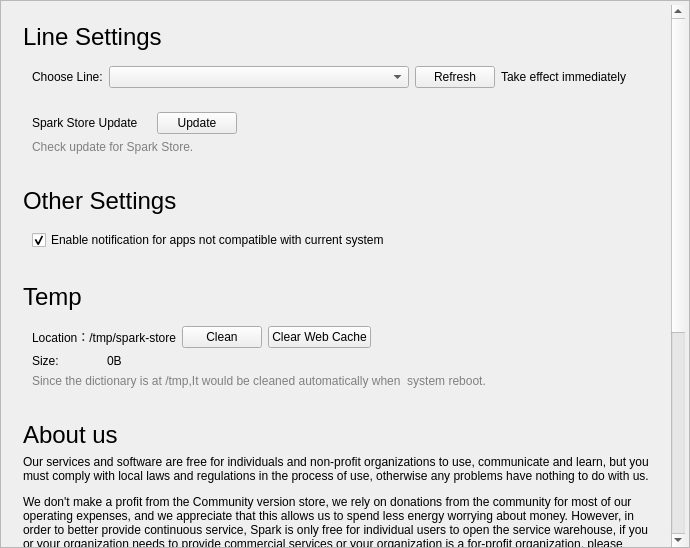
This is src/pages/settingspage.ui in spark-store-project/spark-store as Qt 5 draws it before an edit. The edited form follows.
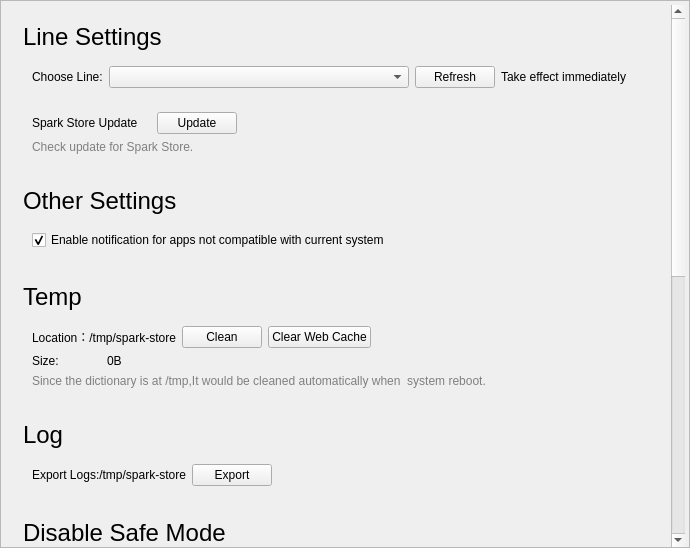
This is the edited form.

```diff
--- a/src/pages/settingspage.ui
+++ b/src/pages/settingspage.ui
@@ -71,9 +71,9 @@
          <property name="geometry">
           <rect>
            <x>0</x>
-           <y>0</y>
-           <width>688</width>
-           <height>940</height>
+           <y>-434</y>
+           <width>666</width>
+           <height>1270</height>
           </rect>
          </property>
          <layout class="QVBoxLayout" name="verticalLayout_23">
@@ -338,6 +338,109 @@
             </layout>
            </widget>
           </item>
+          <item>
+           <widget class="QWidget" name="widget_9" native="true">
+            <layout class="QGridLayout" name="gridLayout_2">
+             <item row="0" column="0">
+              <widget class="QLabel" name="label_12">
+               <property name="font">
+                <font>
+                 <pointsize>18</pointsize>
+                 <bold>false</bold>
+                </font>
+               </property>
+               <property name="text">
+                <string>Log</string>
+               </property>
+              </widget>
+             </item>
+             <item row="1" column="0">
+              <widget class="QWidget" name="widget_10" native="true">
+               <layout class="QHBoxLayout" name="horizontalLayout_2">
+                <item>
+                 <widget class="QLabel" name="label_13">
+                  <property name="text">
+                   <string>Export Logs:/tmp/spark-store</string>
+                  </property>
+                 </widget>
+                </item>
+                <item>
+                 <widget class="QPushButton" name="pushButton_exportLog">
+                  <property name="text">
+                   <string>Export</string>
+                  </property>
+                 </widget>
+                </item>
+                <item>
+                 <spacer name="horizontalSpacer_4">
+                  <property name="orientation">
+                   <enum>Qt::Orientation::Horizontal</enum>
+                  </property>
+                  <property name="sizeHint" stdset="0">
+                   <size>
+                    <width>351</width>
+                    <height>20</height>
+                   </size>
+                  </property>
+                 </spacer>
+                </item>
+               </layout>
+              </widget>
+             </item>
+            </layout>
+           </widget>
+          </item>
+          <item>
+           <widget class="QWidget" name="widget_11" native="true">
+            <layout class="QVBoxLayout" name="verticalLayout_3">
+             <item>
+              <widget class="QLabel" name="label_14">
+               <property name="font">
+                <font>
+                 <pointsize>18</pointsize>
+                </font>
+               </property>
+               <property name="text">
+                <string>Disable Safe Mode</string>
+               </property>
+              </widget>
+             </item>
+             <item>
+              <widget class="QWidget" name="widget_12" native="true">
+               <layout class="QHBoxLayout" name="horizontalLayout_4">
+                <item>
+                 <widget class="QLabel" name="label_15">
+                  <property name="text">
+                   <string>Disable the webEngine sandbox feature.</string>
+                  </property>
+                 </widget>
+                </item>
+                <item>
+                 <widget class="QCheckBox" name="checkBox_disableSandbox">
+                  <property name="text">
+                   <string>Disable</string>
+                  </property>
+                 </widget>
+                </item>
+                <item>
+                 <spacer name="horizontalSpacer_5">
+                  <property name="orientation">
+                   <enum>Qt::Orientation::Horizontal</enum>
+                  </property>
+                  <property name="sizeHint" stdset="0">
+                   <size>
+                    <width>424</width>
+                    <height>20</height>
+                   </size>
+                  </property>
+                 </spacer>
+                </item>
+               </layout>
+              </widget>
+             </item>
+            </layout>
+           </widget>
+          </item>
           <item>
            <widget class="QWidget" name="widget_6" native="true">
             <layout class="QVBoxLayout" name="verticalLayout_25">
```
Left out of the diff: 14 changed lines with no effect on the pictures.
